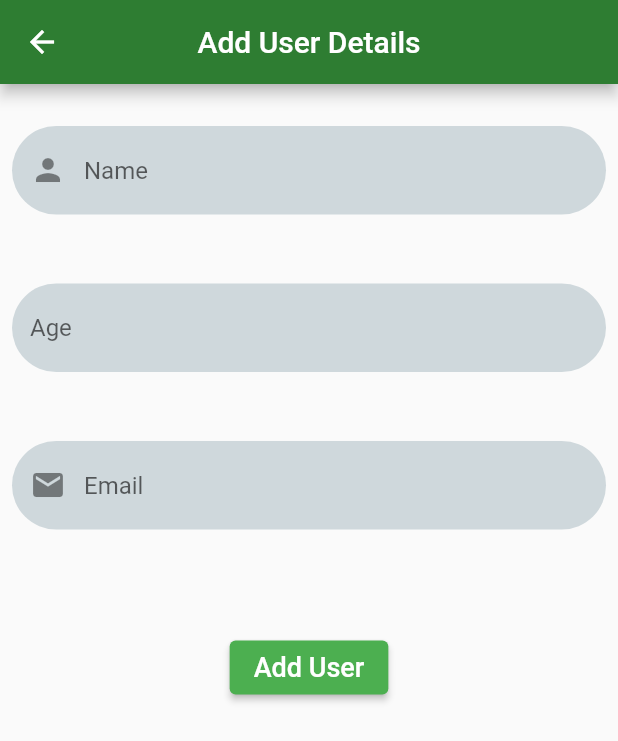
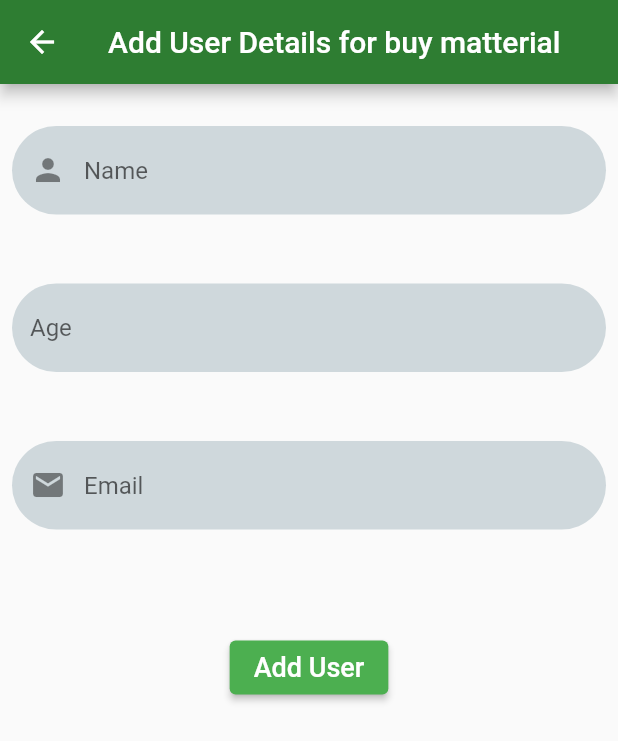
Before and after one commit to AtulChauhan97/RepoForTest, a Flutter app: the Add screen opened directly, on a phone screen of 412 x 824 dp. Shown: the top 741 px of the screen. Run offline on Flutter 3.47's test engine with Material 2 defaults, Android fonts, the phone set to English and light mode, and no system bars; our stand-ins replace dio; network calls fail.

Commit message:
title text changed

```diff
--- a/lib/screens/add_screen.dart
+++ b/lib/screens/add_screen.dart
@@ -23,7 +23,7 @@ class _AddState extends State<Add> {
       appBar: AppBar(
         backgroundColor: Colors.green.shade800,
         centerTitle: true,
-        title: const Text('Add User Details'),
+        title: const Text('Add User Details for buy matterial'),
       ),
       body: Padding(
         padding: const EdgeInsets.symmetric(vertical: 20.0),
```
